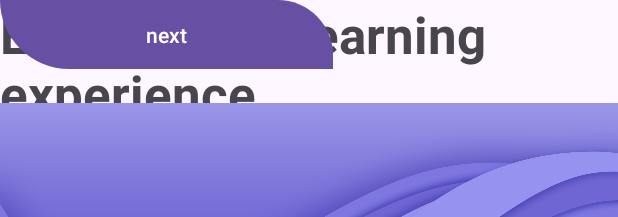
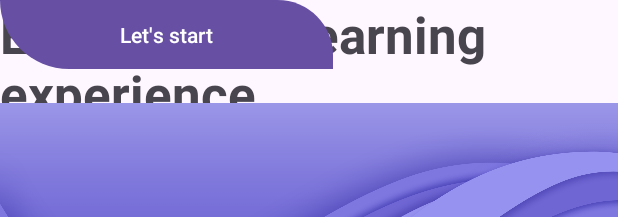
Before and after one commit to Ayya990/projet_federe, an Android app: the layout interface1.xml on its own in the app's theme, with its tools: preview values and no code run, on a phone screen of 412 x 824 dp. Shown: the top 217 px of the screen. Run offline under Robolectric (Android 15) with nearby library versions, the phone set to English and light mode, and no system bars.

Commit message:
change name btn

```diff
--- a/app/src/main/res/layout/interface1.xml
+++ b/app/src/main/res/layout/interface1.xml
@@ -45,7 +45,7 @@
         android:layout_width="222dp"
         android:layout_height="46dp"
         android:background="@drawable/background_button"
-        android:text="next"
+        android:text="Let's start"
         tools:layout_editor_absoluteX="80dp"
         tools:layout_editor_absoluteY="521dp" />
 
```
